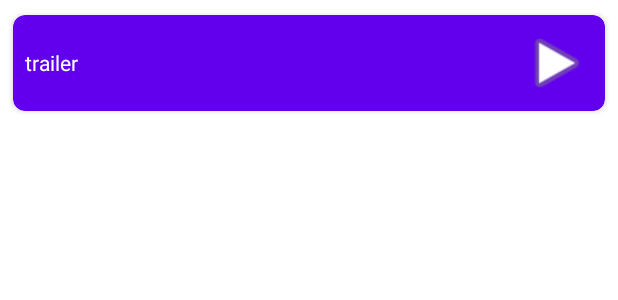
After one commit to AlanKeeps/Movies, an Android app: the layout trailer_item.xml on its own in the app's theme, with its tools: preview values and no code run, on a phone screen of 412 x 824 dp. The commit adds this screen. Shown: the top 300 px of the screen. Run offline under Robolectric (Android 15) with nearby library versions, the phone set to English and light mode, and no system bars; network calls fail.

Commit message:
настроил отображение трейлеров и открытие их в браузере

```diff
--- /dev/null
+++ b/app/src/main/res/layout/trailer_item.xml
@@ -0,0 +1,36 @@
+<?xml version="1.0" encoding="utf-8"?>
+<androidx.cardview.widget.CardView xmlns:android="http://schemas.android.com/apk/res/android"
+    xmlns:app="http://schemas.android.com/apk/res-auto"
+    xmlns:tools="http://schemas.android.com/tools"
+    android:layout_width="match_parent"
+    android:layout_height="wrap_content"
+    android:layout_margin="4dp"
+    app:cardBackgroundColor="@color/purple_500"
+    app:cardCornerRadius="8dp"
+    app:cardUseCompatPadding="true">
+
+    <LinearLayout
+        android:layout_width="match_parent"
+        android:layout_height="wrap_content"
+        android:gravity="center"
+        android:orientation="horizontal"
+        android:padding="8dp">
+
+        <TextView
+            android:id="@+id/textViewTrailerName"
+            android:layout_width="0dp"
+            android:layout_height="wrap_content"
+            android:layout_weight="1"
+            android:textColor="@color/white"
+            tools:text="trailer" />
+
+        <ImageView
+            android:id="@+id/imageView"
+            android:layout_width="48dp"
+            android:layout_height="48dp"
+            app:srcCompat="@android:drawable/ic_media_play" />
+
+
+    </LinearLayout>
+
+</androidx.cardview.widget.CardView>
```
Also changed, not shown: app/src/main/java/com/example/movies/MovieDetailActivity.java (+16 -1 lines), app/src/main/java/com/example/movies/TrailersAdapter.java (added, +72 -0 lines), app/src/main/res/layout/activity_movie_detail.xml (+11 -2 lines).
